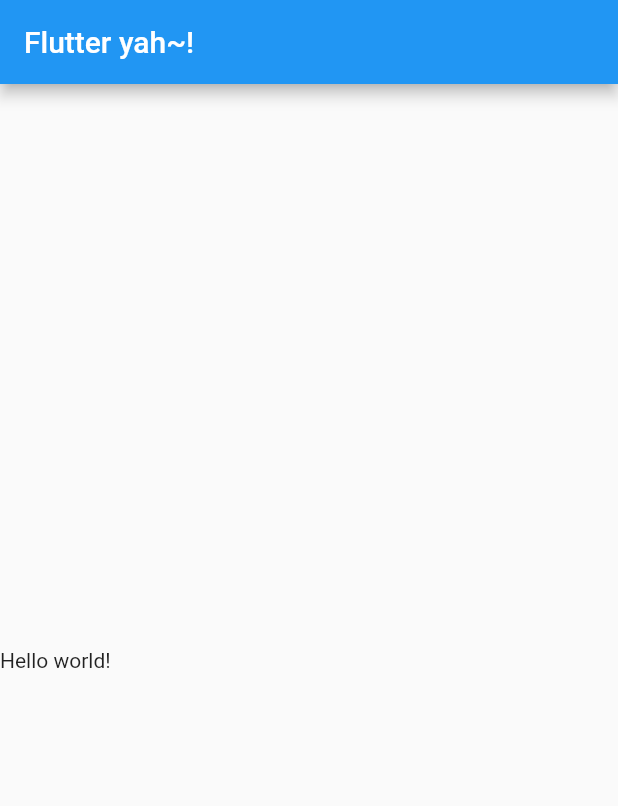
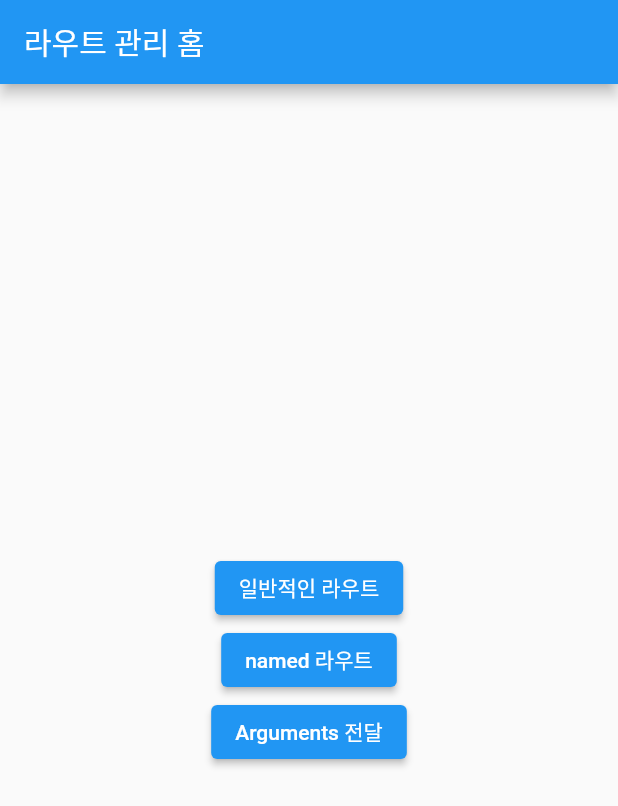
Before and after one commit to yhan0704/my_first_app, a Flutter app: the screen it shows after launch, on a phone screen of 412 x 824 dp. Shown: the top 806 px of the screen. Run offline on Flutter 3.47's test engine with Material 2 defaults, Android fonts, the phone set to English and light mode, and no system bars; our stand-ins replace get.

```diff
--- a/lib/main.dart
+++ b/lib/main.dart
@@ -1,22 +1,34 @@
 import 'package:flutter/material.dart';
+import 'package:get/get.dart';
+import 'package:my_first_app/src/homePage.dart';
+import 'package:my_first_app/src/pages/named/first.dart';
+import 'package:my_first_app/src/pages/named/second.dart';
+import 'package:my_first_app/src/pages/next.dart';
 
 void main() {
-  runApp(GetApp());
+  runApp(App());
 }
 
-class GetApp extends StatelessWidget {
+class App extends StatelessWidget {
   @override
   Widget build(BuildContext context) {
-    return MaterialApp(
-      home: Scaffold(
-        appBar: AppBar(
-          title: Text("Flutter yah~!"),
-        ),
-        body: Align(
-          alignment: Alignment.centerLeft,
-          child: Text("Hello world!"),
-        ),
-      ),
+    return GetMaterialApp(
+      title: "Flutter yah~!",
+      home: HomePage(),
+      initialRoute: "/",
+      getPages: [
+        GetPage(name: "/", page: () => HomePage(), transition: Transition.zoom),
+        GetPage(
+            name: "/first",
+            page: () => FirstNamedPage(),
+            transition: Transition.zoom),
+        GetPage(
+            name: "/second",
+            page: () => SecondNamedPage(),
+            transition: Transition.zoom),
+        GetPage(
+            name: "/next", page: () => NextPage(), transition: Transition.zoom),
+      ],
     );
   }
 }
--- /dev/null
+++ b/lib/src/homePage.dart
@@ -0,0 +1,41 @@
+import 'package:flutter/material.dart';
+import 'package:get/get.dart';
+import 'package:my_first_app/src/pages/normal/first.dart';
+
+class HomePage extends StatelessWidget {
+  const HomePage({Key? key}) : super(key: key);
+
+  @override
+  Widget build(BuildContext context) {
+    return Scaffold(
+      appBar: AppBar(
+        title: Text("라우트 관리 홈"),
+      ),
+      body: Center(
+        child: Column(
+          mainAxisAlignment: MainAxisAlignment.center,
+          children: [
+            ElevatedButton(
+              child: Text("일반적인 라우트"),
+              onPressed: () {
+                Get.to(FirstPage());
+              },
+            ),
+            ElevatedButton(
+              child: Text("named 라우트"),
+              onPressed: () {
+                Get.toNamed("/first");
+              },
+            ),
+            ElevatedButton(
+              child: Text("Arguments 전달"),
+              onPressed: () {
+                Get.toNamed("/next", arguments: "개남");
+              },
+            )
+          ],
+        ),
+      ),
+    );
+  }
+}
--- a/pubspec.yaml
+++ b/pubspec.yaml
@@ -36,6 +36,7 @@ dependencies:
   # The following adds the Cupertino Icons font to your application.
   # Use with the CupertinoIcons class for iOS style icons.
   cupertino_icons: ^1.0.2
+  intl: ^0.18.0
 
 dev_dependencies:
   flutter_test:
```
Also changed, not shown: lib/src/pages/named/first.dart (added, +29 -0 lines), lib/src/pages/named/second.dart (added, +36 -0 lines), lib/src/pages/next.dart (added, +29 -0 lines), lib/src/pages/normal/first.dart (added, +29 -0 lines), lib/src/pages/normal/second.dart (added, +36 -0 lines), pubspec.lock.
